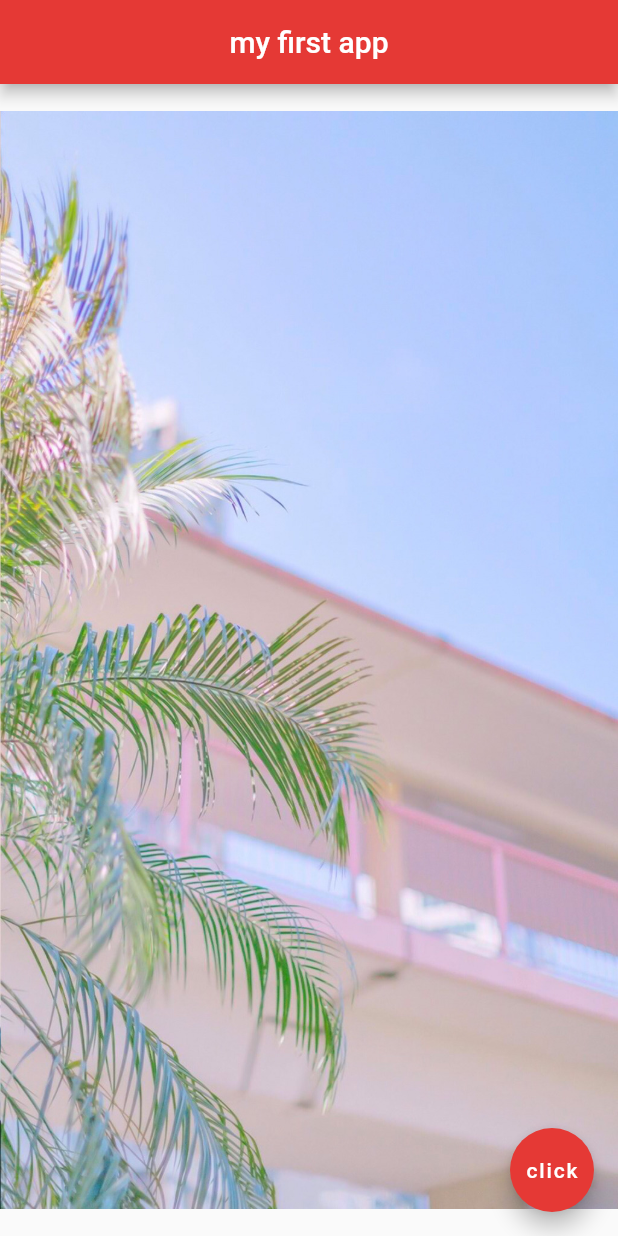
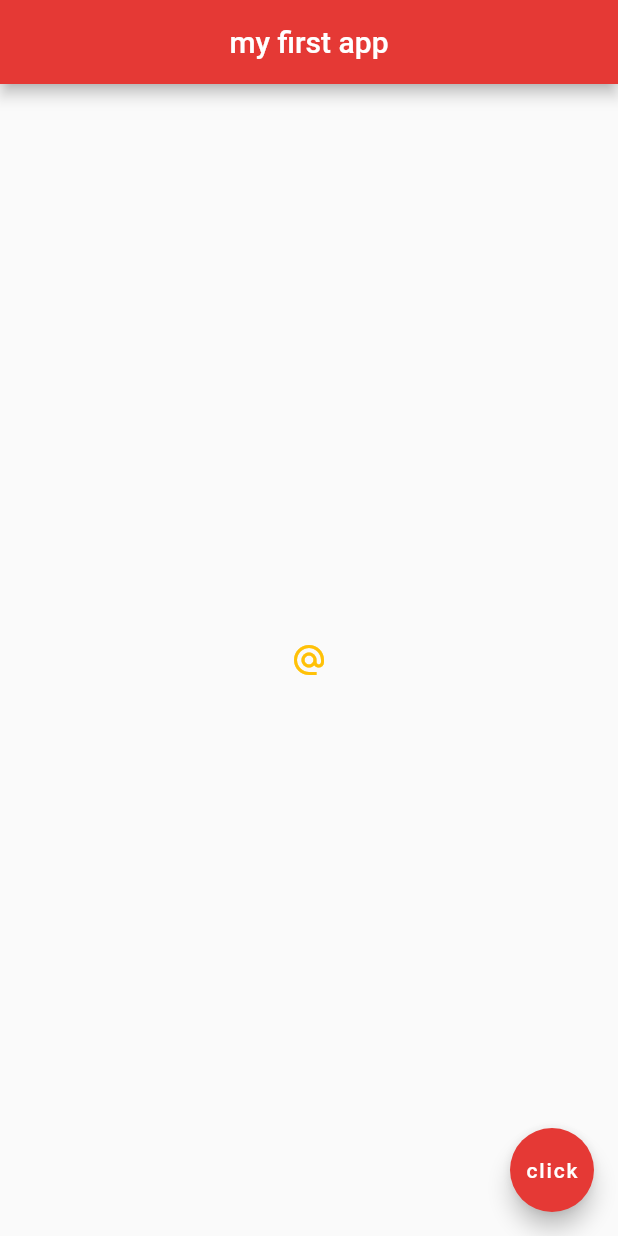
Before and after one commit to canoe726/Flutter-Practice, a Flutter app: the screen it shows after launch, on a phone screen of 412 x 824 dp. Run offline on Flutter 3.47's test engine with Material 2 defaults, Android fonts, the phone set to English and light mode, and no system bars.

Commit message:
Add Buttons & Icons

```diff
--- a/lib/main.dart
+++ b/lib/main.dart
@@ -14,7 +14,13 @@ class Home extends StatelessWidget {
         backgroundColor: Colors.red[600],
       ),
       body: Center(
-        child: Image.asset('assets/background2.jpg'),
+        child: IconButton(
+          onPressed: () {
+            print("you clicked me");
+          },
+          icon : Icon(Icons.alternate_email),
+          color: Colors.amber,
+        ),
       ),
       floatingActionButton: FloatingActionButton(
         onPressed: () {},
```
